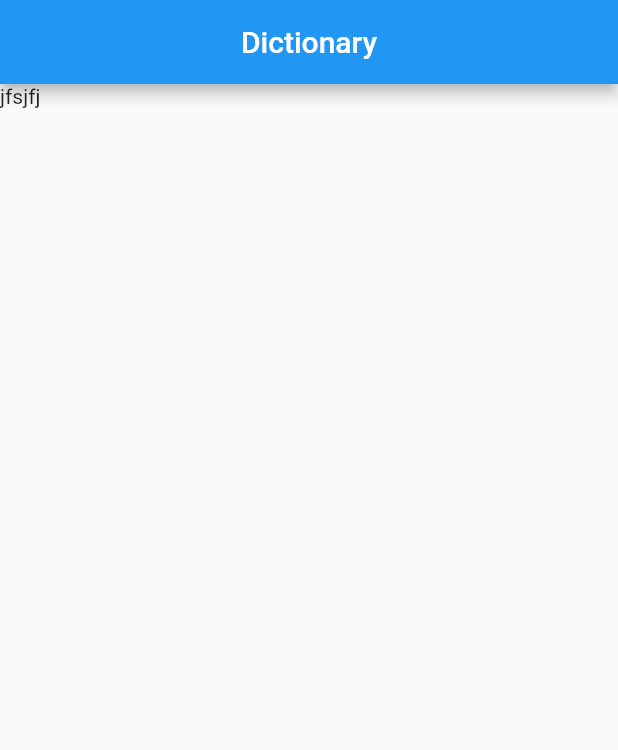
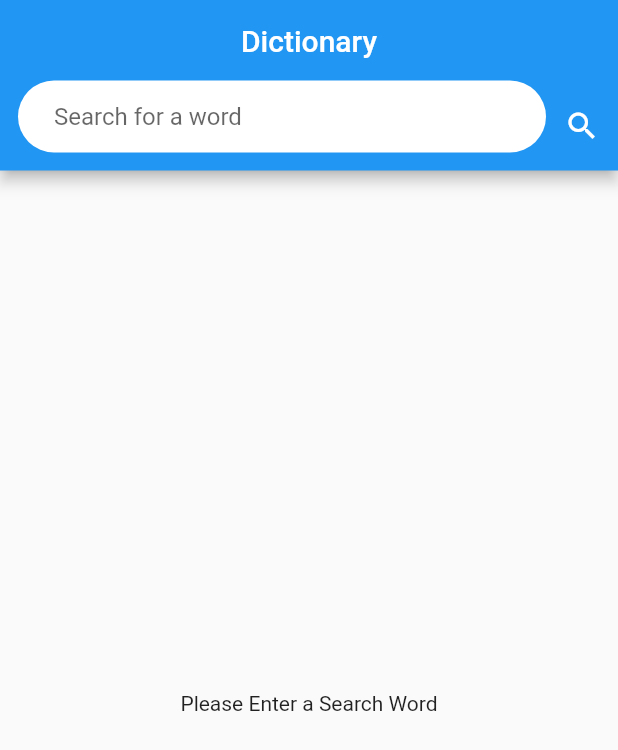
Before and after one commit to KinnariDabgar/dictionary_project, a Flutter app: the screen it shows after launch, on a phone screen of 412 x 824 dp. Shown: the top 750 px of the screen. Run offline on Flutter 3.47's test engine with Material 2 defaults, Android fonts, the phone set to English and light mode, and no system bars; our stand-ins replace connectivity.

Commit message:
final_commit

```diff
--- a/lib/main.dart
+++ b/lib/main.dart
@@ -1,4 +1,10 @@
+import 'dart:async';
+import 'dart:convert';
+import 'dart:io';
+
+import 'package:connectivity/connectivity.dart';
 import 'package:flutter/material.dart';
+import 'package:http/http.dart';
 
 void main() {
   runApp(MyApp());
@@ -29,18 +35,160 @@ class MyHomePage extends StatefulWidget {
 }
 
 class _MyHomePageState extends State<MyHomePage> {
+  String _url = "https://owlbot.info/api/v4/dictionary/";
+  String _token = "f0e2571beccf80bd8f3ed1b6480f3bad569ed233";
+  TextEditingController _controller = TextEditingController();
+  var _streamController;
+  var _stream;
+  var subscription;
+  var _debounce;
+  bool _loading = false, _connected = false;
+
+  _search() async {
+    if (_controller.text == null || _controller.text.length == 0) {
+      _streamController.add(null);
+      return;
+    }
+    _streamController.add("waiting");
+    Response response = await get(Uri.parse(_url + _controller.text.trim()),
+        headers: {"Authorization": "Token " + _token});
+    _streamController.add(json.decode(response.body));
+  }
+
+  @override
+  void initState() {
+    // TODO: implement initState
+    super.initState();
+
+    _streamController = StreamController();
+    _stream = _streamController.stream;
+  }
+
   @override
   Widget build(BuildContext context) {
     appHeight = MediaQuery.of(context).size.height;
     appWidth = MediaQuery.of(context).size.width;
     return Scaffold(
-      appBar: AppBar(
-        title: Text("Dictionary"),
-        centerTitle: true,
-      ),
-      body: Container(
-        child: Column(
-          children: [Text("jfsjfj")],
+        appBar: AppBar(
+          title: Text("Dictionary"),
+          centerTitle: true,
+          bottom: PreferredSize(
+            preferredSize: Size.fromHeight(appHeight * 0.070),
+            child: Row(
+              children: <Widget>[
+                Expanded(
+                  child: Container(
+                    margin: const EdgeInsets.only(left: 12.0, bottom: 12.0),
+                    decoration: BoxDecoration(
+                      color: Colors.white,
+                      borderRadius: BorderRadius.circular(24.0),
+                    ),
+                    child: TextFormField(
+                      onChanged: (String text) async {
+                        var result = await (Connectivity().checkConnectivity());
+                        if (result == ConnectivityResult.mobile ||
+                            result == ConnectivityResult.wifi) {
+                          if (_debounce?.isActive ?? false) _debounce.cancel();
+                          _debounce =
+                              Timer(const Duration(milliseconds: 1000), () {
+                            _search();
+                          });
+                        } else {
+                          showMessage("Check Your Connection");
+                        }
+                      },
+                      controller: _controller,
+                      decoration: InputDecoration(
+                        hintText: "Search for a word",
+                        contentPadding: const EdgeInsets.only(left: 24.0),
+                        border: InputBorder.none,
+                      ),
+                    ),
+                  ),
+                ),
+                IconButton(
+                  icon: Icon(
+                    Icons.search,
+                    color: Colors.white,
+                  ),
+                  onPressed: () async {
+                    var result = await (Connectivity().checkConnectivity());
+                    if (result == ConnectivityResult.mobile ||
+                        result == ConnectivityResult.wifi) {
+                      _search();
+                    } else {
+                      showMessage("Check Your Connection");
+                    }
+                  },
+                )
+              ],
+            ),
+          ),
+        ),
+        body: Container(
+          width: appWidth,
+          height: appHeight,
+          child: Container(
+            margin: EdgeInsets.all(8.0),
+            child: StreamBuilder(
+              stream: _stream,
+              builder: (BuildContext ctx, AsyncSnapshot snapshot) {
+                if (snapshot.data == null) {
+                  return Center(
+                    child: Text("Please Enter a Search Word"),
+                  );
+                }
+                if (snapshot.data == "waiting") {
+                  return Center(child: CircularProgressIndicator());
+                }
+                return ListView.builder(
+                    itemCount: snapshot.data["definitions"].length,
+                    itemBuilder: (context, int index) {
+                      return ListBody(
+                        children: [
+                          Container(
+                            color: Colors.grey[300],
+                            child: ListTile(
+                              leading: snapshot.data["definitions"][index]
+                                          ["image_url"] ==
+                                      null
+                                  ? null
+                                  : CircleAvatar(
+                                      backgroundImage: NetworkImage(
+                                          snapshot.data["definitions"][index]
+                                              ["image_url"]),
+                                    ),
+                              title: Text(_controller.text.trim() +
+                                  "(" +
+                                  snapshot.data["definitions"][index]["type"] +
+                                  ")"),
+                            ),
+                          ),
+                          Padding(
+                            padding: const EdgeInsets.all(8.0),
+                            child: Text(snapshot.data["definitions"][index]
+                                ["definition"]),
+                          )
+                        ],
+                      );
+                    });
+              },
+            ),
+          ),
+        ));
+  }
+
+  Widget showMessage(String message) {
+    return Align(
+      alignment: FractionalOffset.bottomCenter,
+      child: Container(
+        color: Colors.black54,
+        width: double.infinity,
+        padding: EdgeInsets.symmetric(vertical: 12.0, horizontal: 15.0),
+        child: Text(
+          message,
+          textAlign: TextAlign.center,
+          style: TextStyle(color: Colors.white, fontWeight: FontWeight.bold),
         ),
       ),
     );
--- a/pubspec.yaml
+++ b/pubspec.yaml
@@ -28,6 +28,9 @@ dependencies:
   # The following adds the Cupertino Icons font to your application.
   # Use with the CupertinoIcons class for iOS style icons.
   cupertino_icons: ^1.0.2
+  http: any
+  connectivity: ^3.0.6
+
 
 dev_dependencies:
   flutter_test:
```
Also changed, not shown: pubspec.lock.
